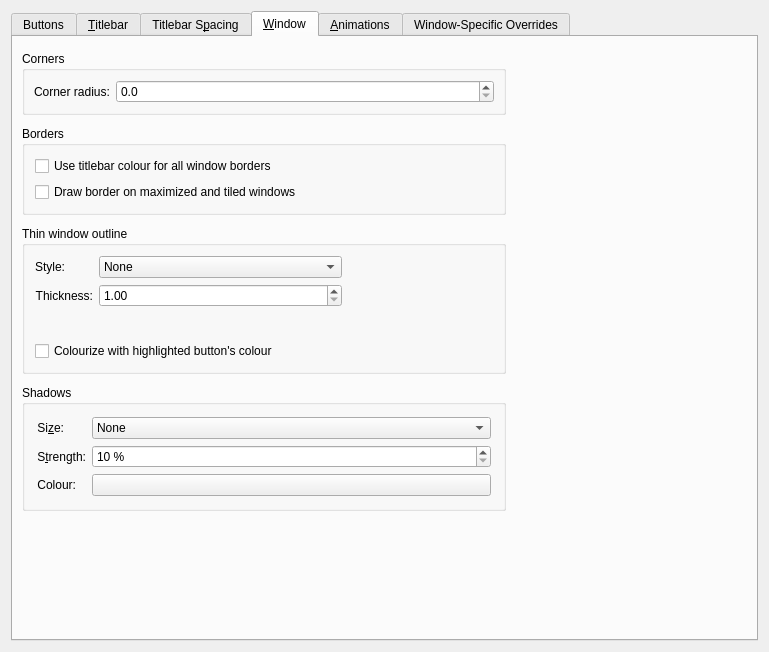
KDE/breeze, file kdecoration/config/ui/breezeconfigurationui.ui: the form before one commit.
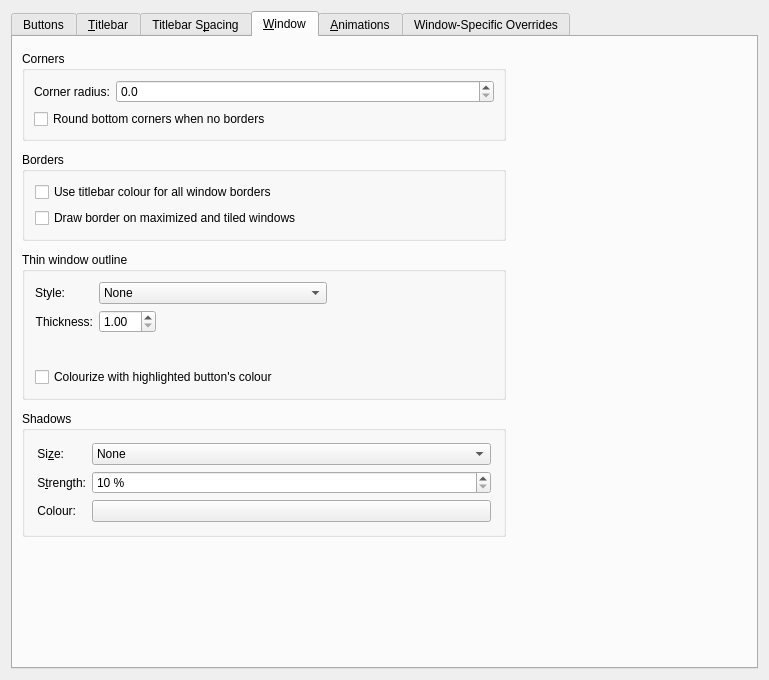
The form after the commit. The open tabs and pages were chosen to show the change. Icons and pictures are not drawn. Custom widgets are drawn as their Qt base class.

Commit message:
Add "Round bottom corners when no borders" option
For potential LightlyShaders compatibility

```diff
--- a/kdecoration/config/ui/breezeconfigurationui.ui
+++ b/kdecoration/config/ui/breezeconfigurationui.ui
@@ -7,7 +7,7 @@
     <x>0</x>
     <y>0</y>
     <width>769</width>
-    <height>652</height>
+    <height>680</height>
    </rect>
   </property>
   <property name="sizePolicy">
@@ -2282,6 +2282,13 @@
             </item>
            </layout>
           </item>
+          <item>
+           <widget class="QCheckBox" name="roundBottomCornersWhenNoBorders">
+            <property name="text">
+             <string>Round bottom corners when no borders</string>
+            </property>
+           </widget>
+          </item>
          </layout>
         </widget>
        </item>
@@ -2333,6 +2340,9 @@
           </item>
           <item row="0" column="0">
            <layout class="QFormLayout" name="formLayout_6">
+            <property name="fieldGrowthPolicy">
+             <enum>QFormLayout::FieldsStayAtSizeHint</enum>
+            </property>
             <item row="0" column="0">
              <widget class="QLabel" name="label_23">
               <property name="text">
```
The commit also changes 3 other files.
